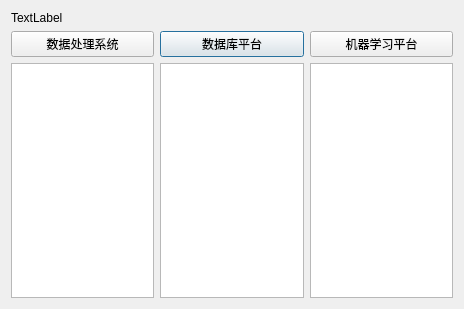
Before: the Qt Designer form ML_win.ui in YaoWenW/sic_demo, drawn with Qt 5.
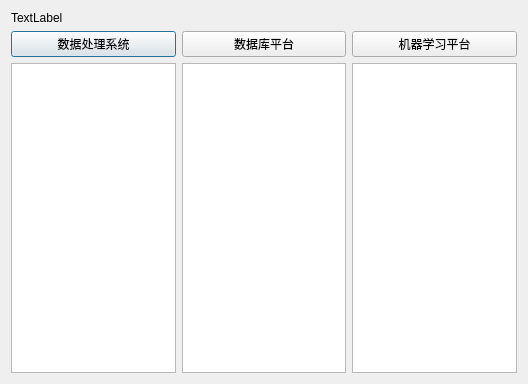
After: the same form once the commit is applied.

```diff
--- a/ML_win.ui
+++ b/ML_win.ui
@@ -6,31 +6,14 @@
    <rect>
     <x>0</x>
     <y>0</y>
-    <width>464</width>
-    <height>309</height>
+    <width>528</width>
+    <height>384</height>
    </rect>
   </property>
   <property name="windowTitle">
    <string>Dialog</string>
   </property>
   <layout class="QGridLayout" name="gridLayout">
-   <item row="3" column="2">
-    <widget class="QTextBrowser" name="textBrowser_3"/>
-   </item>
-   <item row="2" column="1">
-    <widget class="QPushButton" name="pushButton_db2">
-     <property name="text">
-      <string>数据库平台</string>
-     </property>
-    </widget>
-   </item>
-   <item row="2" column="2">
-    <widget class="QPushButton" name="pushButton_ml">
-     <property name="text">
-      <string>机器学习平台</string>
-     </property>
-    </widget>
-   </item>
    <item row="0" column="0">
     <widget class="QLabel" name="label">
      <property name="text">
@@ -38,19 +21,36 @@
      </property>
     </widget>
    </item>
-   <item row="3" column="1">
-    <widget class="QTextBrowser" name="textBrowser_2"/>
-   </item>
-   <item row="2" column="0">
+   <item row="1" column="0">
     <widget class="QPushButton" name="pushButton_db">
      <property name="text">
       <string>数据处理系统</string>
      </property>
     </widget>
    </item>
-   <item row="3" column="0">
+   <item row="1" column="1">
+    <widget class="QPushButton" name="pushButton_db2">
+     <property name="text">
+      <string>数据库平台</string>
+     </property>
+    </widget>
+   </item>
+   <item row="1" column="2">
+    <widget class="QPushButton" name="pushButton_ml">
+     <property name="text">
+      <string>机器学习平台</string>
+     </property>
+    </widget>
+   </item>
+   <item row="2" column="0">
     <widget class="QTextBrowser" name="textBrowser"/>
    </item>
+   <item row="2" column="1">
+    <widget class="QTextBrowser" name="textBrowser_2"/>
+   </item>
+   <item row="2" column="2">
+    <widget class="QTextBrowser" name="textBrowser_3"/>
+   </item>
   </layout>
  </widget>
  <resources/>
```
